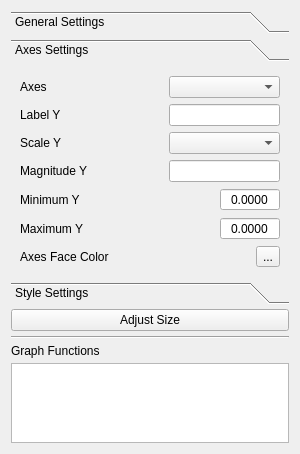
Before: the Qt Designer form plot_tool/designer/plotter_visor/plotter_visor_ui.ui in grupo-tc-volcan/plot-tool, drawn with Qt 5.
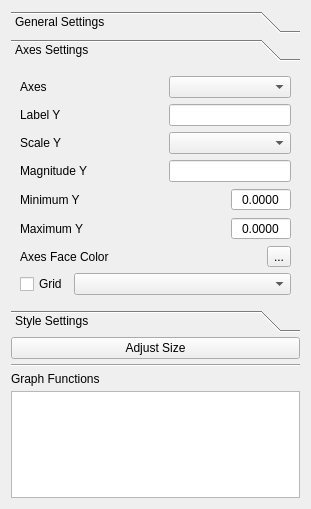
After: the same form once the commit is applied. The open tabs and pages were chosen to show the change.

The edit to the form file:
```diff
--- a/plot_tool/designer/plotter_visor/plotter_visor_ui.ui
+++ b/plot_tool/designer/plotter_visor/plotter_visor_ui.ui
@@ -6,8 +6,8 @@
    <rect>
     <x>0</x>
     <y>0</y>
-    <width>300</width>
-    <height>430</height>
+    <width>311</width>
+    <height>509</height>
    </rect>
   </property>
   <property name="sizePolicy">
@@ -18,7 +18,7 @@
   </property>
   <property name="maximumSize">
    <size>
-    <width>300</width>
+    <width>320</width>
     <height>16777215</height>
    </size>
   </property>
@@ -227,8 +227,8 @@
        <rect>
         <x>0</x>
         <y>0</y>
-        <width>265</width>
-        <height>199</height>
+        <width>293</width>
+        <height>227</height>
        </rect>
       </property>
       <attribute name="label">
@@ -390,6 +390,26 @@
          </item>
         </layout>
        </item>
+       <item>
+        <layout class="QHBoxLayout" name="horizontalLayout_10">
+         <item>
+          <widget class="QCheckBox" name="gridVisible">
+           <property name="sizePolicy">
+            <sizepolicy hsizetype="Fixed" vsizetype="Fixed">
+             <horstretch>0</horstretch>
+             <verstretch>0</verstretch>
+            </sizepolicy>
+           </property>
+           <property name="text">
+            <string>Grid</string>
+           </property>
+          </widget>
+         </item>
+         <item>
+          <widget class="QComboBox" name="gridOption"/>
+         </item>
+        </layout>
+       </item>
       </layout>
      </widget>
      <widget class="QWidget" name="page_3">
```
Left out of the diff: 190 changed lines with no effect on the pictures.
